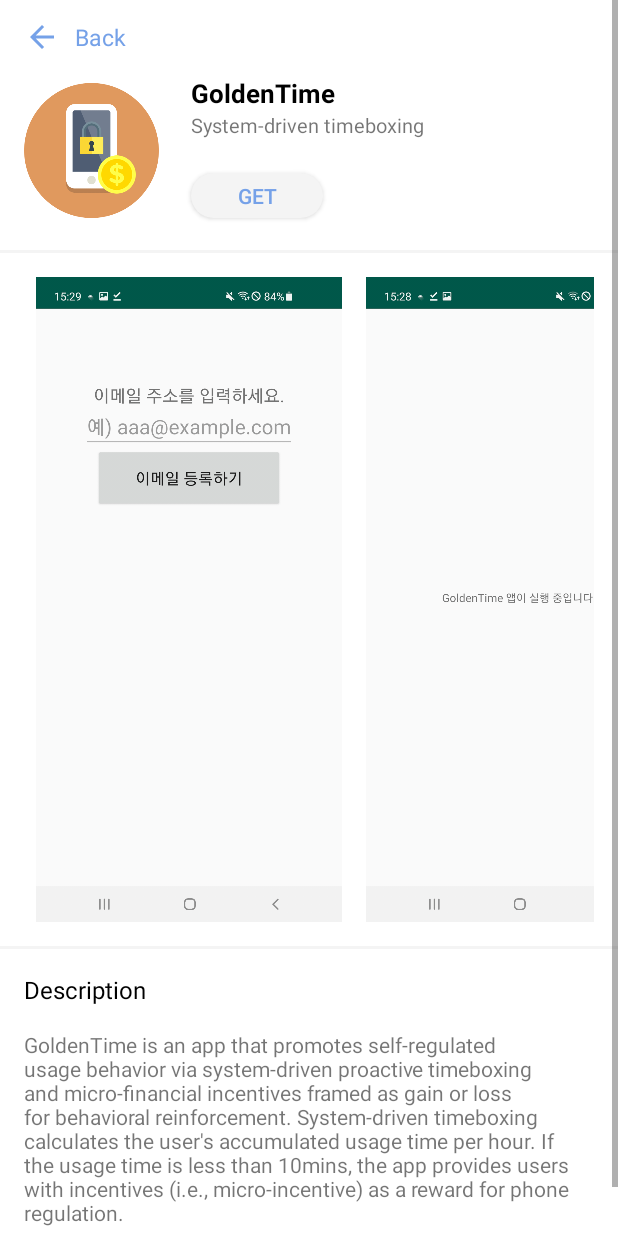
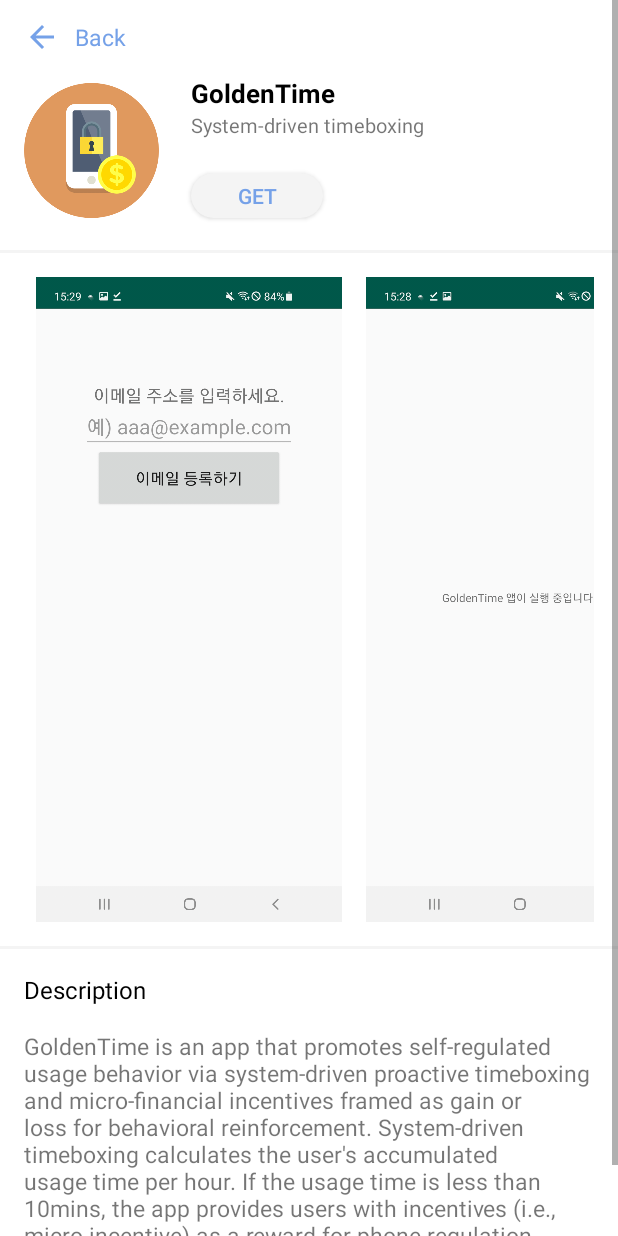
Before and after one commit to alice-iceberg/Positive-Computing-Hub, an Android app: the DetailsActivity screen opened directly, with no data from a screen before it, on a phone screen of 412 x 824 dp. Run offline under Robolectric (Android 15) with nearby library versions, the phone set to English and light mode, and no system bars.

Commit message:
description text size changed

```diff
--- a/app/src/main/res/layout/details_activity.xml
+++ b/app/src/main/res/layout/details_activity.xml
@@ -156,7 +156,7 @@
             android:layout_marginEnd="16dp"
             android:layout_marginBottom="40dp"
             android:text="@string/dummy"
-            android:textSize="14sp" />
+            android:textSize="15sp" />
 
 
     </LinearLayout>
```
